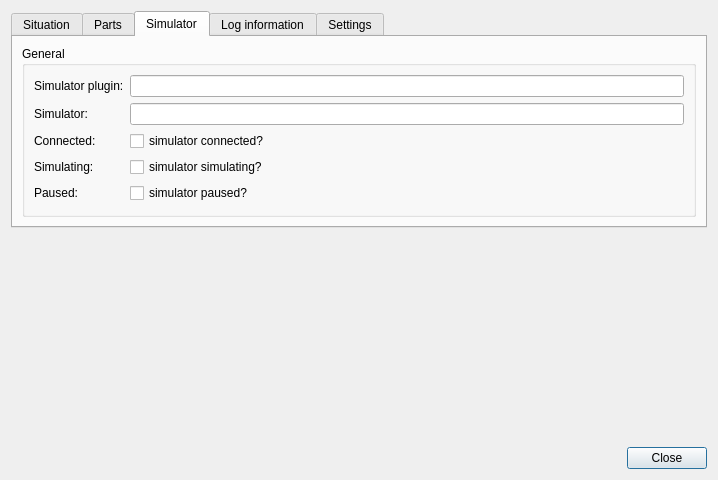
Before: the Qt Designer form src/plugins/simulator/emulated/simulatoremulatedmonitordialog.ui in swift-project/pilotclient, drawn with Qt 5.
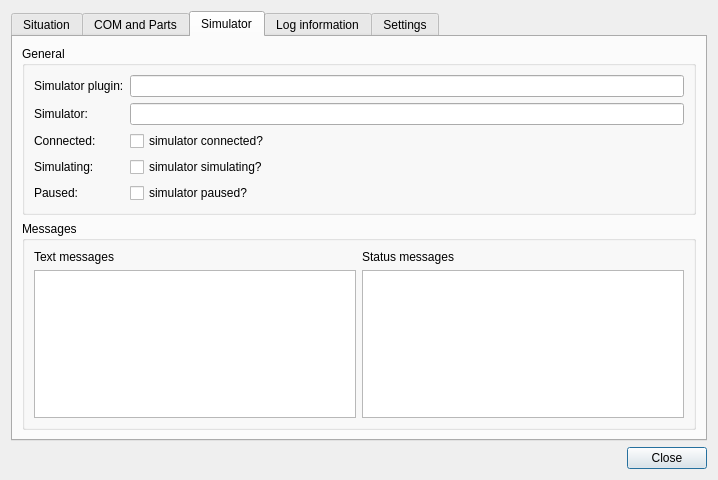
After: the same form once the commit is applied. The open tabs and pages were chosen to show the change. Custom widgets are drawn as their Qt base class.

What changed in the file:
```diff
--- a/src/plugins/simulator/emulated/simulatoremulatedmonitordialog.ui
+++ b/src/plugins/simulator/emulated/simulatoremulatedmonitordialog.ui
@@ -38,7 +38,7 @@
      </widget>
      <widget class="QWidget" name="tb_Parts">
       <attribute name="title">
-       <string>Parts</string>
+       <string>COM and Parts</string>
       </attribute>
       <layout class="QVBoxLayout" name="vl_Parts">
        <item>
@@ -146,6 +146,49 @@
          </layout>
         </widget>
        </item>
+       <item>
+        <widget class="QGroupBox" name="gb_Messages">
+         <property name="title">
+          <string>Messages</string>
+         </property>
+         <layout class="QGridLayout" name="gl_Messages">
+          <item row="1" column="1">
+           <widget class="QPlainTextEdit" name="pte_StatusMessages">
+            <property name="documentTitle">
+             <string>Received status messages</string>
+            </property>
+            <property name="readOnly">
+             <bool>true</bool>
+            </property>
+           </widget>
+          </item>
+          <item row="1" column="0">
+           <widget class="QPlainTextEdit" name="pte_TextMessages">
+            <property name="documentTitle">
+             <string>Received text messages</string>
+            </property>
+            <property name="readOnly">
+             <bool>true</bool>
+            </property>
+           </widget>
+          </item>
+          <item row="0" column="0">
+           <widget class="QLabel" name="lbl_TextMessages">
+            <property name="text">
+             <string>Text messages</string>
+            </property>
+           </widget>
+          </item>
+          <item row="0" column="1">
+           <widget class="QLabel" name="lbl_StatusMessages">
+            <property name="text">
+             <string>Status messages</string>
+            </property>
+           </widget>
+          </item>
+         </layout>
+        </widget>
+       </item>
       </layout>
      </widget>
      <widget class="QWidget" name="tb_LogMessages">
@@ -238,6 +281,12 @@
    <header>blackgui/editors/aircraftpartsform.h</header>
    <container>1</container>
   </customwidget>
+  <customwidget>
+   <class>BlackGui::Editors::CCockpitComForm</class>
+   <extends>QFrame</extends>
+   <header>blackgui/editors/cockpitcomform.h</header>
+   <container>1</container>
+  </customwidget>
  </customwidgets>
  <resources/>
  <connections>
```
Left out of the diff: 54 changed lines with no effect on the pictures.
